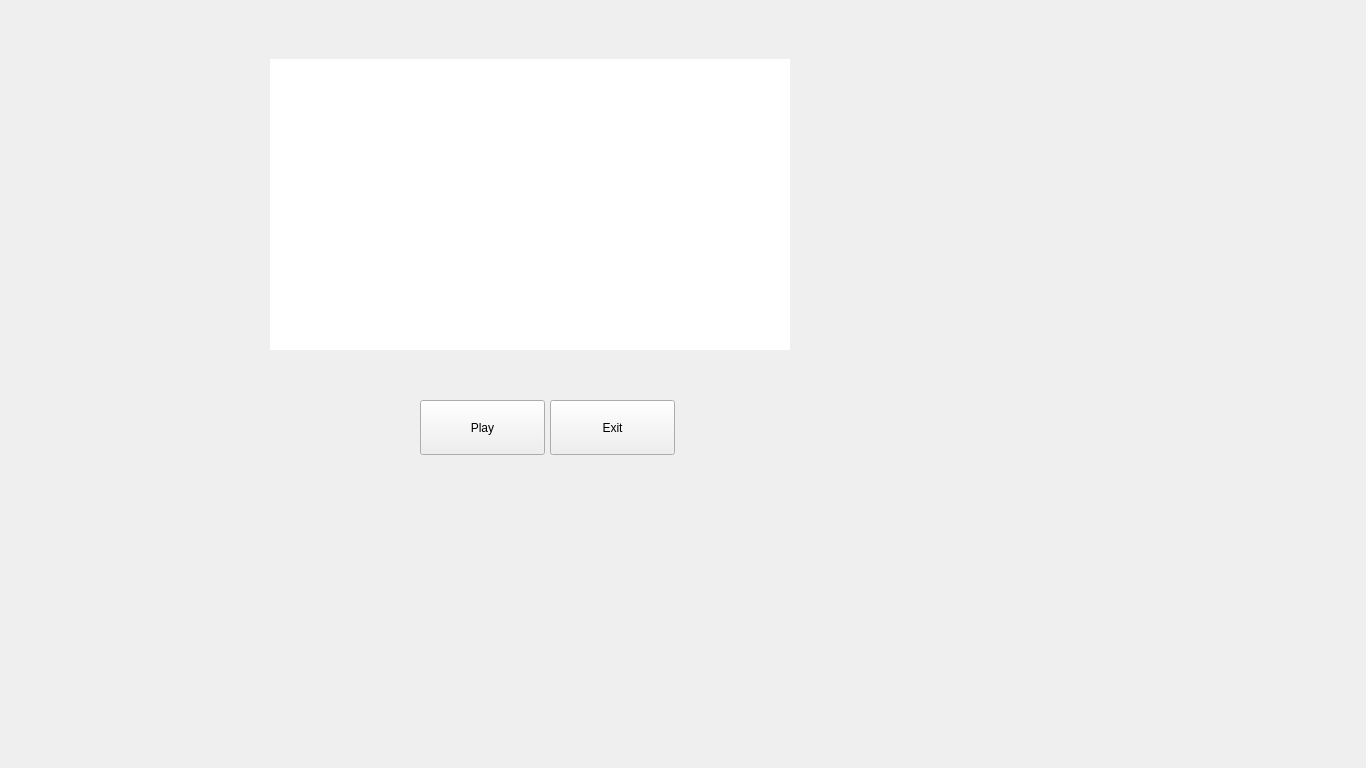
The window that ui/mainwindow.ui (eriklemy/Detetive) describes before a commit, drawn with Qt 5.
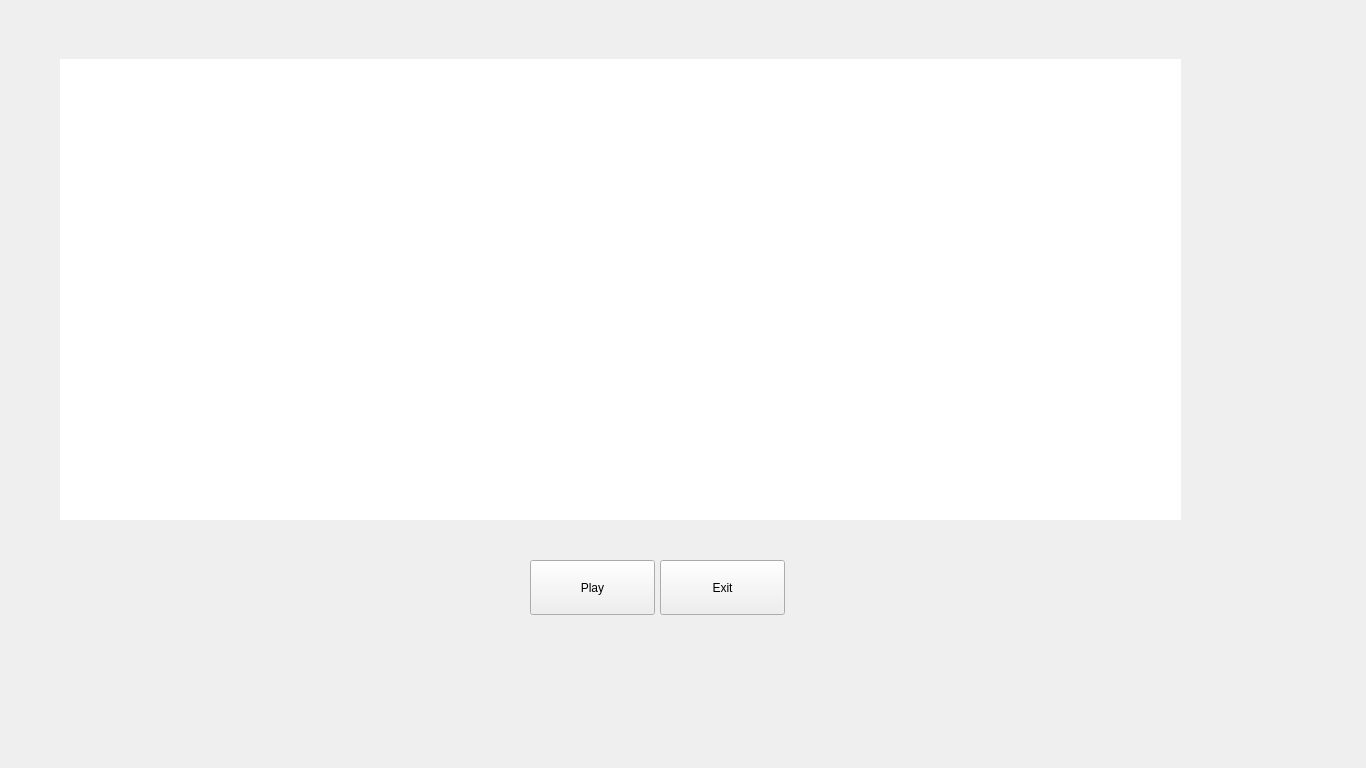
The same window after the commit.

```diff
--- a/ui/mainwindow.ui
+++ b/ui/mainwindow.ui
@@ -51,8 +51,8 @@
    <widget class="QPushButton" name="playButton">
     <property name="geometry">
      <rect>
-      <x>420</x>
-      <y>400</y>
+      <x>530</x>
+      <y>560</y>
       <width>125</width>
       <height>55</height>
      </rect>
@@ -67,8 +67,8 @@
    <widget class="QPushButton" name="exitButton">
     <property name="geometry">
      <rect>
-      <x>550</x>
-      <y>400</y>
+      <x>660</x>
+      <y>560</y>
       <width>125</width>
       <height>55</height>
      </rect>
@@ -83,10 +83,10 @@
    <widget class="QTextBrowser" name="textBrowser">
     <property name="geometry">
      <rect>
-      <x>270</x>
+      <x>60</x>
       <y>59</y>
-      <width>520</width>
-      <height>291</height>
+      <width>1121</width>
+      <height>461</height>
      </rect>
     </property>
     <property name="font">
@@ -112,7 +112,12 @@
 p, li { white-space: pre-wrap; }
 &lt;/style&gt;&lt;/head&gt;&lt;body style=&quot; font-family:'Iosevka NF'; font-size:9pt; font-weight:400; font-style:normal;&quot;&gt;
 &lt;p align=&quot;center&quot; style=&quot; margin-top:12px; margin-bottom:12px; margin-left:0px; margin-right:0px; -qt-block-indent:0; text-indent:0px;&quot;&gt;&lt;span style=&quot; font-family:'Segoe UI'; font-size:48pt; color:#ffffff;&quot;&gt;The Great Case&lt;/span&gt;&lt;/p&gt;
-&lt;p align=&quot;center&quot; style=&quot; margin-top:12px; margin-bottom:12px; margin-left:0px; margin-right:0px; -qt-block-indent:0; text-indent:0px;&quot;&gt;&lt;span style=&quot; font-family:'Segoe UI'; font-size:22pt; color:#ffffff;&quot;&gt;Detective Game&lt;/span&gt;&lt;/p&gt;&lt;/body&gt;&lt;/html&gt;</string>
+&lt;p align=&quot;center&quot; style=&quot; margin-top:12px; margin-bottom:12px; margin-left:0px; margin-right:0px; -qt-block-indent:0; text-indent:0px;&quot;&gt;&lt;span style=&quot; font-family:'Segoe UI'; font-size:22pt; color:#ffffff;&quot;&gt;Detective Game&lt;br /&gt;&lt;/span&gt;&lt;/p&gt;
+&lt;p align=&quot;center&quot; style=&quot;-qt-paragraph-type:empty; margin-top:12px; margin-bottom:12px; margin-left:0px; margin-right:0px; -qt-block-indent:0; text-indent:0px; font-family:'Segoe UI'; font-size:22pt; color:#ffffff;&quot;&gt;&lt;br /&gt;&lt;/p&gt;
+&lt;p align=&quot;center&quot; style=&quot;-qt-paragraph-type:empty; margin-top:12px; margin-bottom:12px; margin-left:0px; margin-right:0px; -qt-block-indent:0; text-indent:0px; font-family:'Segoe UI'; font-size:22pt; color:#ffffff;&quot;&gt;&lt;br /&gt;&lt;/p&gt;
+&lt;p align=&quot;justify&quot; style=&quot;-qt-paragraph-type:empty; margin-top:12px; margin-bottom:12px; margin-left:0px; margin-right:0px; -qt-block-indent:0; text-indent:0px;&quot;&gt;&lt;br /&gt;&lt;/p&gt;
+&lt;p align=&quot;justify&quot; style=&quot; margin-top:12px; margin-bottom:12px; margin-left:0px; margin-right:0px; -qt-block-indent:0; text-indent:0px;&quot;&gt;&lt;span style=&quot; font-family:'Segoe UI'; font-size:14pt; color:#ffffff;&quot;&gt;	O jogo é baseado em regras de inferências de logica matemática, porém para poder ter as premissas é necessário que você com as respostas anteriores se baseie para as próximas. Cada local visitado será contado como uma hora e cada um deles terá uma premissa para ser usada.&lt;/span&gt;&lt;/p&gt;
+&lt;p align=&quot;justify&quot; style=&quot; margin-top:0px; margin-bottom:0px; margin-left:0px; margin-right:0px; -qt-block-indent:0; text-indent:0px;&quot;&gt;&lt;span style=&quot; font-family:'Segoe UI'; font-size:14pt; color:#ffffff;&quot;&gt;	Após seis regras encontradas pode ou não ser possível resolver o caso, porém ainda deve ser indicado o culpado e se o culpado em questão não o for, perde se o jogo, e se for o certo você salva a cidade.&lt;/span&gt;&lt;/p&gt;&lt;/body&gt;&lt;/html&gt;</string>
     </property>
    </widget>
   </widget>
```
